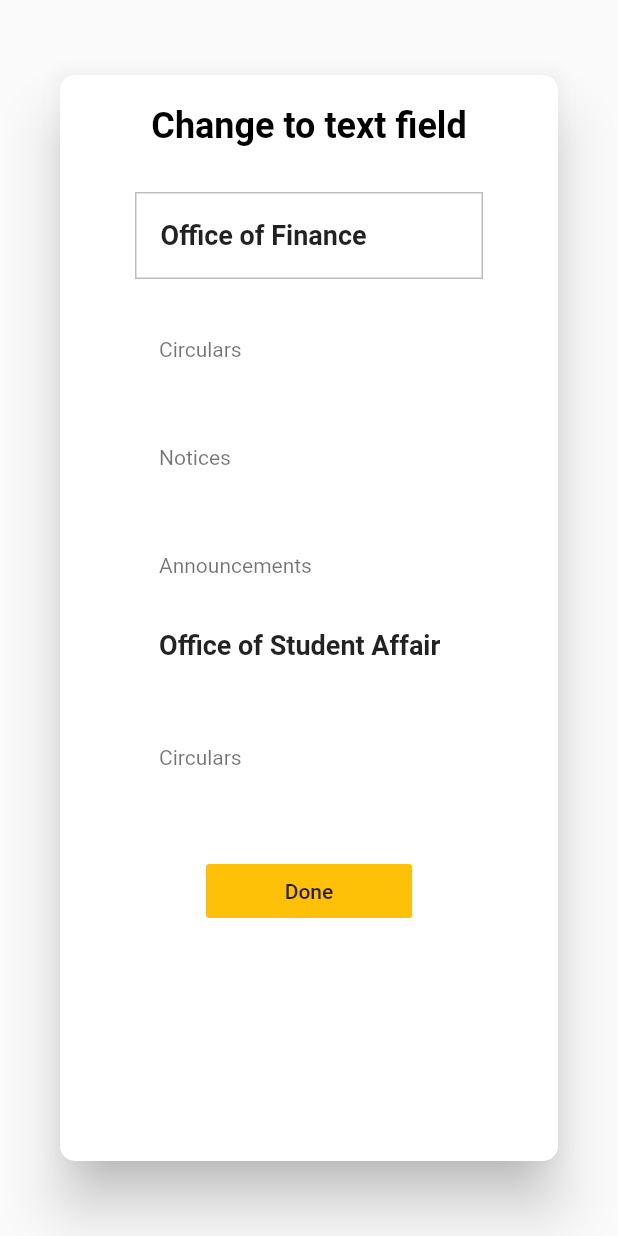
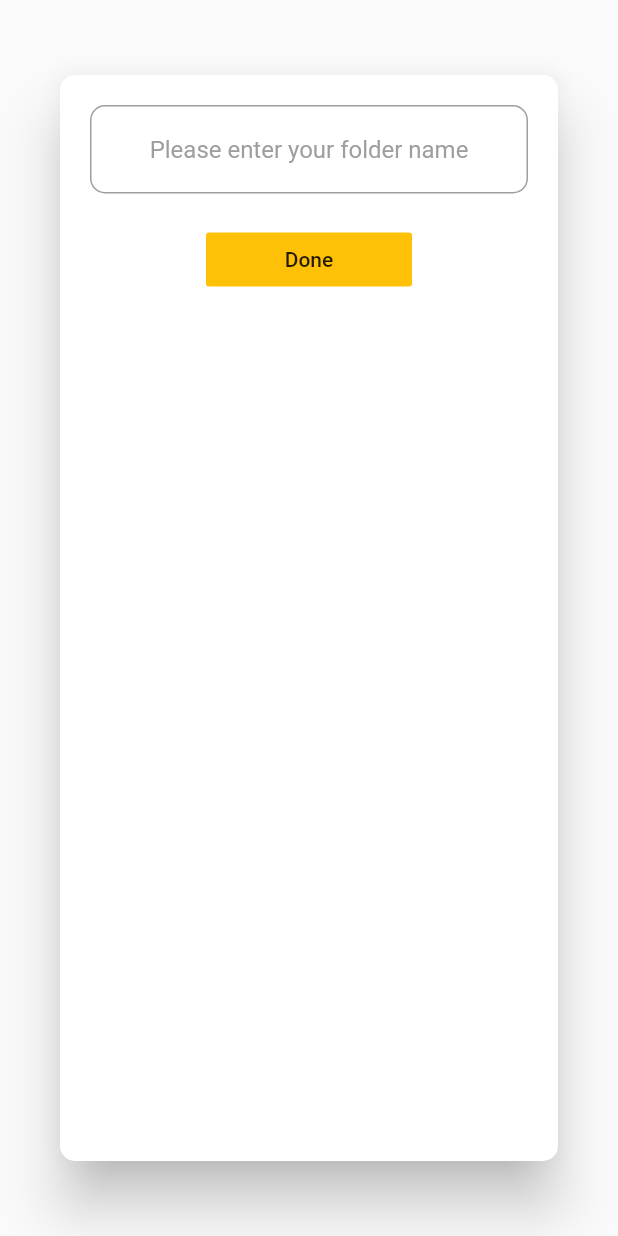
Before and after one commit to dtjldamien/central_comms, a Flutter app: the AddFolder widget shown alone on an empty page, opened directly, on a phone screen of 412 x 824 dp. Run offline on Flutter 3.47's test engine with Material 2 defaults, Android fonts, the phone set to English and light mode, and no system bars; our stand-ins replace google_fonts.

Commit message:
add folders

```diff
--- /dev/null
+++ b/mobile/lib/addButton.dart
@@ -0,0 +1,228 @@
+import 'package:flutter/material.dart';
+import 'package:central_comms/folderList.dart';
+import "folderList.dart";
+
+GlobalKey<_AddFolder> _myKey = GlobalKey();
+
+class AddFolder extends StatefulWidget {
+  @override
+  _AddFolder createState() => _AddFolder();
+}
+
+class _AddFolder extends State<AddFolder> {
+  final test = DefaultFolders();
+  TextEditingController folderNameController = new TextEditingController();
+  Color color;
+  int isTapped;
+
+  @override
+  void initState() {
+    super.initState();
+    isTapped = 0;
+    color = Colors.transparent;
+  }
+
+  @override
+  Widget build(BuildContext context) {
+    return Dialog(
+      shape: RoundedRectangleBorder(borderRadius: BorderRadius.circular(10)),
+      elevation: 16,
+      child: Container(
+        height: MediaQuery.of(context).size.height - 100,
+        width: MediaQuery.of(context).size.width - 40,
+        child: Column(
+          children: <Widget>[
+            // Padding(padding: EdgeInsets.only(top: 20)),
+            Center(
+              child: Padding(
+                padding: EdgeInsets.all(20),
+                child: TextField(
+                  controller: folderNameController,
+                  // obscureText: true,
+                  textAlign: TextAlign.center,
+                  decoration: InputDecoration(
+                    border: OutlineInputBorder(
+                      borderSide: BorderSide(color: Colors.teal),
+                      borderRadius: BorderRadius.all(Radius.circular(10)),
+                    ),
+                    hintText: 'Please enter your folder name',
+                    hintStyle: TextStyle(color: Colors.grey),
+                  ),
+                ),
+              ),
+            ),
+            // Center(
+            //   child: SingleChildScrollView(
+            //     child: Container(
+            //       width: MediaQuery.of(context).size.width - 90,
+            //       height: MediaQuery.of(context).size.width,
+            //       child: Scrollbar(
+            //         child: ListView(
+            //           scrollDirection: Axis.vertical,
+            //           shrinkWrap: true,
+            //           children: [
+            //             Column(
+            //               mainAxisAlignment: MainAxisAlignment.center,
+            //               children: <Widget>[
+            //                 Container(
+            //                   width: MediaQuery.of(context).size.width - 180,
+            //                   decoration: BoxDecoration(
+            //                       color: color,
+            //                       border: Border.all(color: Colors.grey.shade400)),
+            //                   child: ListTile(
+            //                     title: Text(
+            //                       'Office of Finance',
+            //                       style: TextStyle(
+            //                         fontWeight: FontWeight.bold,
+            //                         fontSize: 18,
+            //                       ),
+            //                     ),
+            //                     onTap: () {
+            //                       setState(() {
+            //                         color = (isTapped % 2) == 0
+            //                             ? Colors.lightBlue
+            //                             : Colors.transparent;
+            //                         isTapped++;
+            //                         print(isTapped);
+            //                       });
+            //                     },
+            //                   ),
+            //                 ),
+            //                 Container(
+            //                   width: MediaQuery.of(context).size.width - 180,
+            //                   color: color,
+            //                   child: ListTile(
+            //                     subtitle: Text('Circulars'),
+            //                     onTap: () {
+            //                       setState(() {
+            //                         color = Colors.lightBlueAccent;
+            //                       });
+            //                     },
+            //                   ),
+            //                 ),
+            //                 Container(
+            //                   width: MediaQuery.of(context).size.width - 180,
+            //                   color: color,
+            //                   child: ListTile(
+            //                     subtitle: Text('Notices'),
+            //                     onTap: () {
+            //                       setState(() {
+            //                         color = Colors.lightBlueAccent;
+            //                       });
+            //                     },
+            //                   ),
+            //                 ),
+            //                 Container(
+            //                   width: MediaQuery.of(context).size.width - 180,
+            //                   color: color,
+            //                   child: ListTile(
+            //                     subtitle: Text('Announcements'),
+            //                     onTap: () {
+            //                       setState(() {
+            //                         color = Colors.lightBlueAccent;
+            //                       });
+            //                     },
+            //                   ),
+            //                 ),
+            //                 Container(
+            //                   width: MediaQuery.of(context).size.width - 180,
+            //                   color: color,
+            //                   child: ListTile(
+            //                     title: Text(
+            //                       'Office of Student Affair',
+            //                       style: TextStyle(
+            //                         fontWeight: FontWeight.bold,
+            //                         fontSize: 18,
+            //                       ),
+            //                     ),
+            //                     onTap: () {
+            //                       setState(() {
+            //                         color = Colors.lightBlueAccent;
+            //                       });
+            //                       // print('clicked');
+            //                     },
+            //                   ),
+            //                 ),
+            //                 Container(
+            //                   width: MediaQuery.of(context).size.width - 180,
+            //                   color: color,
+            //                   child: ListTile(
+            //                     subtitle: Text('Circulars'),
+            //                     onTap: () {
+            //                       setState(() {
+            //                         color = Colors.lightBlueAccent;
+            //                       });
+            //                     },
+            //                   ),
+            //                 ),
+            //                 Container(
+            //                   width: MediaQuery.of(context).size.width - 180,
+            //                   color: color,
+            //                   child: ListTile(
+            //                     subtitle: Text('Notices'),
+            //                     onTap: () {
+            //                       setState(() {
+            //                         color = Colors.lightBlueAccent;
+            //                       });
+            //                     },
+            //                   ),
+            //                 ),
+            //                 Container(
+            //                   width: MediaQuery.of(context).size.width - 180,
+            //                   color: color,
+            //                   child: ListTile(
+            //                     subtitle: Text('Announcements'),
+            //                     onTap: () {
+            //                       setState(() {
+            //                         color = Colors.lightBlueAccent;
+            //                       });
+            //                     },
+            //                   ),
+            //                 ),
+            //               ],
+            //             ),
+            //           ],
+            //         ),
+            //       ),
+            //     ),
+            //   ),
+            // ),
+
+            Center(
+              child: Column(
+                children: <Widget>[
+                  Align(
+                    alignment: FractionalOffset.center,
+                    child: FlatButton(
+                      onPressed: () {
+                        //do something
+                        //  Navigator.push(
+                        //   context,
+                        //   MaterialPageRoute(builder: (context) => addFolder(newFolderName: folderNameController.text)),
+                        // );
+
+                        // _DefaultFolders.createState().addFoldersToList(folderNameController.text);
+                        //                   test.createState().words.add(MyClass(
+                        //   folderNameController.text,
+                        //   Icons.announcement_rounded,
+                        //   Colors.orange,
+                        // ) );
+                        print(folderNameController.text);
+
+                      },
+                      color: Colors.amber,
+                      minWidth: MediaQuery.of(context).size.width / 3,
+                      child: Text(
+                        'Done',
+                      ),
+                    ),
+                  ),
+                ],
+              ),
+            ),
+          ],
+        ),
+      ),
+    );
+  }
+}
--- a/mobile/lib/addFolder.dart
+++ /dev/null
@@ -1,205 +0,0 @@
-import 'package:flutter/material.dart';
-
-
-class AddFolder extends StatefulWidget {
-  @override
-  _AddFolder createState() => _AddFolder();
-}
-
-class _AddFolder extends State<AddFolder> {
-  Color color;
-  int isTapped;
-
-  @override
-  void initState() {
-    super.initState();
-    isTapped = 0;
-    color = Colors.transparent;
-  }
-
-  @override
-  Widget build(BuildContext context) {
-    return Dialog(
-      shape: RoundedRectangleBorder(borderRadius: BorderRadius.circular(10)),
-      elevation: 16,
-      child: Container(
-        height: MediaQuery.of(context).size.height - 100,
-        width: MediaQuery.of(context).size.width - 40,
-        child: Column(
-          children: <Widget>[
-            Padding(padding: EdgeInsets.only(top: 20)),
-            Center(
-              child: Text(
-                "Change to text field",
-                style: TextStyle(
-                    fontSize: 24,
-                    color: Colors.black,
-                    fontWeight: FontWeight.bold),
-              ),
-            ),
-            Padding(
-              padding: EdgeInsets.only(top: 30),
-            ),
-            Center(
-              child: SingleChildScrollView(
-                child: Container(
-                  width: MediaQuery.of(context).size.width - 90,
-                  height: MediaQuery.of(context).size.width,
-                  child: Scrollbar(
-                    child: ListView(
-                      scrollDirection: Axis.vertical,
-                      shrinkWrap: true,
-                      children: [
-                        Column(
-                          mainAxisAlignment: MainAxisAlignment.center,
-                          children: <Widget>[
-                            Container(
-                              width: MediaQuery.of(context).size.width - 180,
-                              decoration: BoxDecoration(
-                                  color: color,
-                                  border: Border.all(color: Colors.grey.shade400)),
-                              child: ListTile(
-                                title: Text(
-                                  'Office of Finance',
-                                  style: TextStyle(
-                                    fontWeight: FontWeight.bold,
-                                    fontSize: 18,
-                                  ),
-                                ),
-                                onTap: () {
-                                  setState(() {
-                                    color = (isTapped % 2) == 0
-                                        ? Colors.lightBlue
-                                        : Colors.transparent;
-                                    isTapped++;
-                                    print(isTapped);
-                                  });
-                                },
-                              ),
-                            ),
-                            Container(
-                              width: MediaQuery.of(context).size.width - 180,
-                              color: color,
-                              child: ListTile(
-                                subtitle: Text('Circulars'),
-                                onTap: () {
-                                  setState(() {
-                                    color = Colors.lightBlueAccent;
-                                  });
-                                },
-                              ),
-                            ),
-                            Container(
-                              width: MediaQuery.of(context).size.width - 180,
-                              color: color,
-                              child: ListTile(
-                                subtitle: Text('Notices'),
-                                onTap: () {
-                                  setState(() {
-                                    color = Colors.lightBlueAccent;
-                                  });
-                                },
-                              ),
-                            ),
-                            Container(
-                              width: MediaQuery.of(context).size.width - 180,
-                              color: color,
-                              child: ListTile(
-                                subtitle: Text('Announcements'),
-                                onTap: () {
-                                  setState(() {
-                                    color = Colors.lightBlueAccent;
-                                  });
-                                },
-                              ),
-                            ),
-                            Container(
-                              width: MediaQuery.of(context).size.width - 180,
-                              color: color,
-                              child: ListTile(
-                                title: Text(
-                                  'Office of Student Affair',
-                                  style: TextStyle(
-                                    fontWeight: FontWeight.bold,
-                                    fontSize: 18,
-                                  ),
-                                ),
-                                onTap: () {
-                                  setState(() {
-                                    color = Colors.lightBlueAccent;
-                                  });
-                                  // print('clicked');
-                                },
-                              ),
-                            ),
-                            Container(
-                              width: MediaQuery.of(context).size.width - 180,
-                              color: color,
-                              child: ListTile(
-                                subtitle: Text('Circulars'),
-                                onTap: () {
-                                  setState(() {
-                                    color = Colors.lightBlueAccent;
-                                  });
-                                },
-                              ),
-                            ),
-                            Container(
-                              width: MediaQuery.of(context).size.width - 180,
-                              color: color,
-                              child: ListTile(
-                                subtitle: Text('Notices'),
-                                onTap: () {
-                                  setState(() {
-                                    color = Colors.lightBlueAccent;
-                                  });
-                                },
-                              ),
-                            ),
-                            Container(
-                              width: MediaQuery.of(context).size.width - 180,
-                              color: color,
-                              child: ListTile(
-                                subtitle: Text('Announcements'),
-                                onTap: () {
-                                  setState(() {
-                                    color = Colors.lightBlueAccent;
-                                  });
-                                },
-                              ),
-                            ),
-                          ],
-                        ),
-                      ],
-                    ),
-                  ),
-                ),
-              ),
-            ),
-            Padding(
-              padding: EdgeInsets.only(top: 30),
-            ),
-            Center(
-              child: Column(
-                children: <Widget>[
-                  Align(
-                    alignment: FractionalOffset.center,
-                    child: FlatButton(
-                      onPressed: () =>
-                          Navigator.of(context, rootNavigator: true).pop(),
-                      color: Colors.amber,
-                      minWidth: MediaQuery.of(context).size.width / 3,
-                      child: Text(
-                        'Done',
-                      ),
-                    ),
-                  ),
-                ],
-              ),
-            ),
-          ],
-        ),
-      ),
-    );
-  }
-}
--- /dev/null
+++ b/mobile/lib/addNewFile.dart
@@ -0,0 +1 @@
+import 'package:flutter/material.dart';
```
Also changed, not shown: mobile/lib/folderList.dart (+41 -13 lines), mobile/lib/opening.dart (+2 -13 lines), 1 other file.
